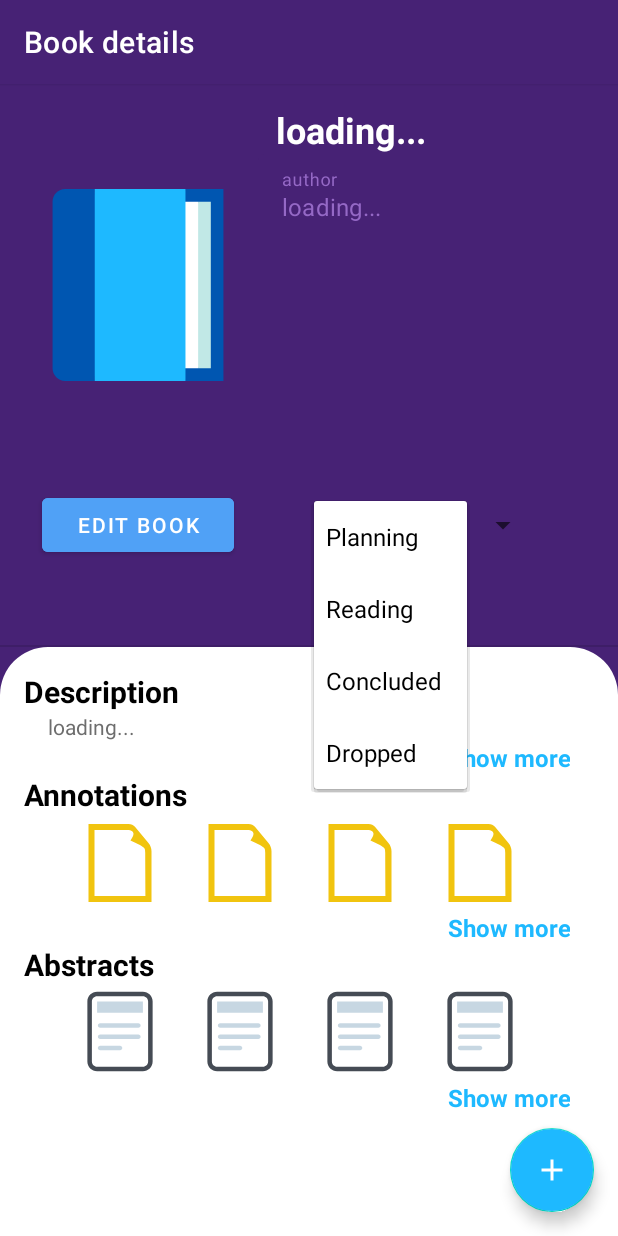
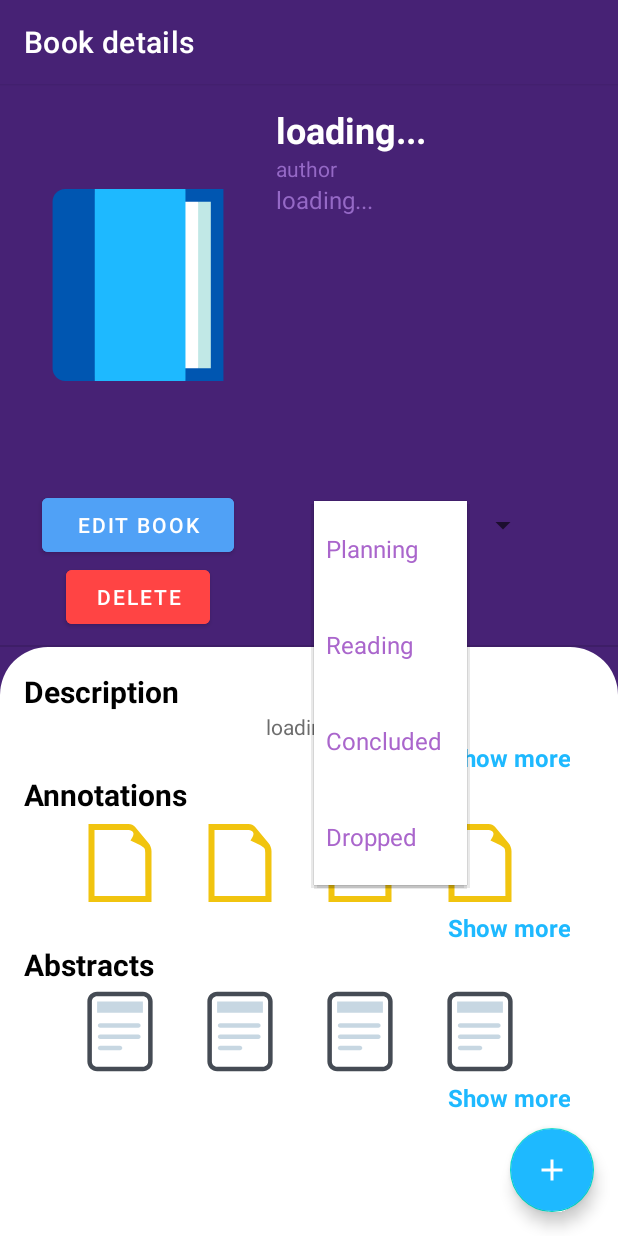
Before and after one commit to Biblioteca-de-Bolso/mobileApp, an Android app: the BookInfoActivity screen opened directly, with no data from a screen before it, after a tap on "Planning", on a phone screen of 412 x 824 dp. Run offline under Robolectric (Android 15) with nearby library versions, the phone set to English and light mode, and no system bars; network calls fail; pictures from the network do not load; 2 statements that could not run were skipped.

Commit message:
Add button to remove book. Fix spinner color on book details, fix auto refresh when add or remove a book

```diff
--- a/app/src/main/java/com/bibliotecadebolso/app/data/api/BibliotecaDeBolsoAPI.kt
+++ b/app/src/main/java/com/bibliotecadebolso/app/data/api/BibliotecaDeBolsoAPI.kt
@@ -51,6 +51,12 @@ interface BibliotecaDeBolsoAPI {
         @Path("id") id: Int
     ): Response<APIResponse<BookInObject>>
 
+    @HTTP(method = "DELETE", path = "book", hasBody = true)
+    suspend fun deleteBookById(
+        @Header("Authorization") accessToken: String,
+        @Body bookId: BookIdObject
+    ): Response<APIResponse<Nothing>>
+
     @POST("book")
     suspend fun createBook(
         @Header("Authorization") accessToken: String,
--- /dev/null
+++ b/app/src/main/java/com/bibliotecadebolso/app/data/model/BookIdObject.kt
@@ -0,0 +1,5 @@
+package com.bibliotecadebolso.app.data.model
+
+data class BookIdObject(
+    val bookId: Int
+)
--- a/app/src/main/java/com/bibliotecadebolso/app/ui/add/book/AddOfflineBookFragment.kt
+++ b/app/src/main/java/com/bibliotecadebolso/app/ui/add/book/AddOfflineBookFragment.kt
@@ -1,5 +1,6 @@
 package com.bibliotecadebolso.app.ui.add.book
 
+import android.content.Intent
 import android.os.Bundle
 import android.view.LayoutInflater
 import android.view.View
@@ -12,6 +13,7 @@ import com.bibliotecadebolso.app.R
 import com.bibliotecadebolso.app.data.model.Book
 import com.bibliotecadebolso.app.data.validator.BookValidator
 import com.bibliotecadebolso.app.databinding.FragmentAddBookOfflineInputBinding
+import com.bibliotecadebolso.app.ui.home.ui.bookList.BookListFragment
 import com.bibliotecadebolso.app.util.Constants
 import com.bibliotecadebolso.app.util.Result
 import com.bumptech.glide.Glide
@@ -66,6 +68,8 @@ class AddOfflineBookFragment : Fragment() {
 
             if (it is Result.Success) {
                 Toast.makeText(requireContext(), "Book Created", Toast.LENGTH_LONG).show()
+                val resultIntent = Intent()
+                activity?.setResult(BookListFragment.BOOK_ADDED, resultIntent)
                 requireActivity().finish()
             } else {
                 val errorMessage = (it as Result.Error).errorBody.message
--- a/app/src/main/res/layout/activity_book_info.xml
+++ b/app/src/main/res/layout/activity_book_info.xml
@@ -71,28 +71,28 @@
                 app:layout_constraintStart_toEndOf="@id/iv_book_preview"
                 app:layout_constraintTop_toTopOf="@id/iv_book_preview" />
 
-            <com.google.android.material.textfield.TextInputLayout
-                android:id="@+id/et_book_author"
-                style="@style/Theme.MyApplication.SplashScreenTheme.Blue.TextInputLayout.FilledBlack.NoUnderline"
+            <TextView
+                android:id="@+id/tv_label_author"
                 android:layout_width="0dp"
                 android:layout_height="wrap_content"
-                android:background="@color/splash_screen_dark_purple"
-                android:hint="@string/label_author"
-                app:boxBackgroundColor="@color/splash_screen_dark_purple"
-                app:boxStrokeColor="@color/til_purple_stroke_color_no_underline"
+                app:layout_constraintStart_toStartOf="@id/tv_book_title"
                 app:layout_constraintEnd_toEndOf="parent"
-                app:layout_constraintStart_toEndOf="@id/iv_book_preview"
-                app:layout_constraintTop_toBottomOf="@id/tv_book_title">
+                app:layout_constraintTop_toBottomOf="@id/tv_book_title"
+                android:text="@string/label_author"
+                android:textColor="@color/gd_blue_purple_3"
+                />
 
-                <com.google.android.material.textfield.TextInputEditText
-                    android:layout_width="match_parent"
-                    android:layout_height="wrap_content"
-                    android:enabled="false"
-                    android:gravity="start"
-                    android:text="@string/label_loading_three_dots"
-                    android:textColor="@color/gd_blue_purple_3" />
-            </com.google.android.material.textfield.TextInputLayout>
-
+            <TextView
+                android:id="@+id/tv_author"
+                android:layout_width="0dp"
+                android:layout_height="wrap_content"
+                app:layout_constraintStart_toStartOf="@id/tv_label_author"
+                android:textSize="16sp"
+                app:layout_constraintEnd_toEndOf="parent"
+                app:layout_constraintTop_toBottomOf="@id/tv_label_author"
+                android:text="@string/label_loading_three_dots"
+                android:textColor="@color/gd_blue_purple_3"
+                />
 
             <Button
                 android:id="@+id/btn_edit_book"
@@ -105,6 +105,17 @@
                 app:layout_constraintStart_toStartOf="@id/iv_book_preview"
                 app:layout_constraintTop_toBottomOf="@id/iv_book_preview" />
 
+            <Button
+                android:id="@+id/btn_delete_book"
+                android:layout_width="0dp"
+                android:layout_height="wrap_content"
+                android:layout_marginHorizontal="32dp"
+                android:backgroundTint="@android:color/holo_red_light"
+                android:text="@string/label_delete"
+                app:layout_constraintEnd_toEndOf="@id/iv_book_preview"
+                app:layout_constraintStart_toStartOf="@id/iv_book_preview"
+                app:layout_constraintTop_toBottomOf="@id/btn_edit_book" />
+
             <Spinner
                 android:id="@+id/spinner_reading_status"
                 android:layout_width="150dp"
@@ -113,7 +124,9 @@
                 app:layout_constraintEnd_toEndOf="parent"
                 app:layout_constraintStart_toEndOf="@id/btn_edit_book"
                 app:layout_constraintTop_toTopOf="@id/btn_edit_book"
-                tools:listitem="@android:layout/simple_spinner_dropdown_item" />
+                tools:listitem="@android:layout/simple_spinner_dropdown_item"
+                android:entries="@array/spinner_book_reading_status_value"
+                />
 
             <com.google.android.material.divider.MaterialDivider
                 android:id="@+id/divider_purple_to_white"
@@ -150,11 +163,13 @@
                     android:id="@+id/tv_description"
                     android:layout_width="wrap_content"
                     android:layout_height="wrap_content"
-                    android:layout_marginHorizontal="16dp"
-                    android:lineHeight="20sp"
+                    android:paddingHorizontal="16dp"
+                    android:justificationMode="inter_word"
+                    android:lineHeight="25sp"
                     android:text="@string/label_loading_three_dots"
                     android:textColor="@color/gray_transparent_80"
                     app:layout_constraintStart_toStartOf="parent"
+                    app:layout_constraintEnd_toEndOf="parent"
                     app:layout_constraintTop_toBottomOf="@id/tv_label_description"
                     tools:text="Lorem impsum fnausof fsnaofsa fnasofna fnsaionfsa faisnfosa fnaifnaofnsa fpamfpsa" />
 
--- /dev/null
+++ b/app/src/main/res/layout/spinner_dropdown_item.xml
@@ -0,0 +1,12 @@
+<?xml version="1.0" encoding="utf-8"?>
+<CheckedTextView xmlns:android="http://schemas.android.com/apk/res/android"
+    xmlns:tools="http://schemas.android.com/tools"
+    android:id="@android:id/text1"
+    style="?android:attr/spinnerDropDownItemStyle"
+    android:maxLines="1"
+    android:layout_width="match_parent"
+    android:background="@color/white"
+    android:layout_height="?android:attr/listPreferredItemHeight"
+    android:ellipsize="marquee"
+    android:textColor="#aa66cc"
+    tools:text="@android:string/autofill"/>
--- a/app/src/main/res/layout/spinner_item.xml
+++ b/app/src/main/res/layout/spinner_item.xml
@@ -7,4 +7,5 @@
     android:textSize="16sp"
     android:textColor="@color/white"
     android:padding="5dip"
+    tools:text="@string/label_author"
     />
--- a/app/src/main/res/values/strings.xml
+++ b/app/src/main/res/values/strings.xml
@@ -84,6 +84,12 @@
     <string name="label_abstracts">Abstracts</string>
     <string name="label_add_annotation_or_abstract">Add an annotation or abstract</string>
     <string name="label_no_internet_connection">No internet connection</string>
+    <string name="label_show_less">show less</string>
+    <string name="label_are_you_sure">Are you sure?</string>
+    <string name="label_are_you_sure_delete_book">Are you sure you want to delete this book?</string>
+    <string name="label_cancel">Cancel</string>
+    <string name="label_delete">delete</string>
+    <string name="label_book_removed">Book removed successfully</string>
 
     <string-array name="spinner_book_reading_status_value">
         <item>Planning</item>
```
Also changed, not shown: app/src/main/java/com/bibliotecadebolso/app/data/dataSource/BookDataSource.kt (+13 -0 lines), app/src/main/java/com/bibliotecadebolso/app/ui/bookInfo/BookInfoActivity.kt (+96 -15 lines), app/src/main/java/com/bibliotecadebolso/app/ui/bookInfo/BookInfoViewModel.kt (+8 -1 lines), app/src/main/java/com/bibliotecadebolso/app/ui/home/HomeActivity.kt (+7 -0 lines), app/src/main/java/com/bibliotecadebolso/app/ui/home/ui/bookList/BookListFragment.kt (+22 -4 lines).
